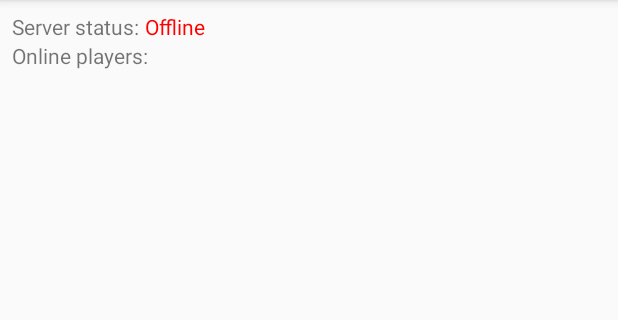
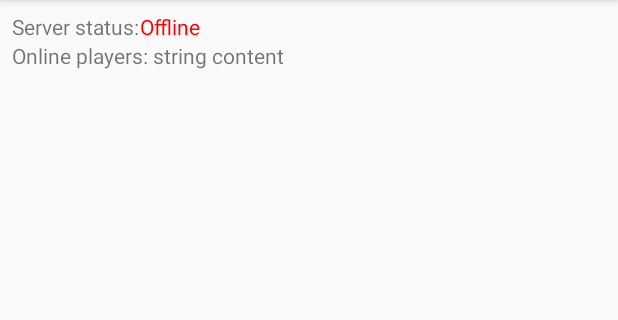
Before and after one commit to PavlikSvolochkov/EVE-Online, an Android app: the screen it shows after launch (MainActivity), on a phone screen of 412 x 824 dp, the part 84-404 px from its top. Run offline under Robolectric (Android 15) with nearby library versions, the phone set to English and light mode, and no system bars.

Commit message:
Add TextViews for online status and online players. Import label text to string resources.

```diff
--- a/app/src/main/res/layout/content_main.xml
+++ b/app/src/main/res/layout/content_main.xml
@@ -13,21 +13,29 @@
       android:id="@+id/serverStatusLabel"
       android:layout_width="wrap_content"
       android:layout_height="wrap_content"
-      android:text="Server status: "/>
+      android:text="@string/serverStatusLabel"/>
 
   <TextView
       android:id="@+id/serverStatus"
       android:layout_width="wrap_content"
       android:layout_height="wrap_content"
       android:layout_toRightOf="@+id/serverStatusLabel"
-      android:text="status"/>
+      android:text="@string/stringContent"/>
+
+  <TextView
+      android:id="@+id/onlinePlayersLabel"
+      android:layout_width="wrap_content"
+      android:layout_height="wrap_content"
+      android:layout_below="@id/serverStatus"
+      android:text="Online players: "/>
 
   <TextView
       android:id="@+id/onlinePlayers"
       android:layout_width="wrap_content"
       android:layout_height="wrap_content"
       android:layout_below="@id/serverStatus"
-      android:text="Online players: "/>
+      android:layout_toRightOf="@+id/onlinePlayersLabel"
+      android:text="@string/stringContent"/>
 
   <ListView
       android:id="@+id/charListView"
--- a/app/src/main/res/values/strings.xml
+++ b/app/src/main/res/values/strings.xml
@@ -14,4 +14,6 @@
   <string name="error_incorrect_password">This password is incorrect</string>
   <string name="error_field_required">This field is required</string>
   <string name="permission_rationale">"Contacts permissions are needed for providing email completions."</string>
+  <string name="serverStatusLabel">Server status:</string>
+  <string name="stringContent">string content</string>
 </resources>
```
Also changed, not shown: 1 other file.
